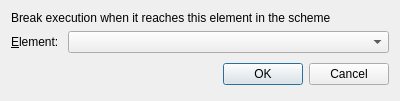
Above: src/corelibs/U2Designer/src/ui/NewBreakpointDialog.ui from violethaze74/ugene before the change. Below: the same form after it.
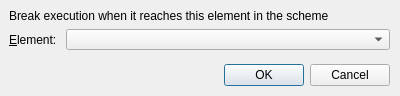
That is the form after the change.

Commit message: Help system for all dialogs, UI improvements for all dialogs.

What changed in the file:
```diff
--- a/src/corelibs/U2Designer/src/ui/NewBreakpointDialog.ui
+++ b/src/corelibs/U2Designer/src/ui/NewBreakpointDialog.ui
@@ -13,7 +13,36 @@
   <property name="windowTitle">
    <string>New Breakpoint</string>
   </property>
+  <widget class="QDialogButtonBox" name="buttonBox">
+   <property name="geometry">
+    <rect>
+     <x>9</x>
+     <y>64</y>
+     <width>381</width>
+     <height>23</height>
+    </rect>
+   </property>
+   <property name="standardButtons">
+    <set>QDialogButtonBox::Cancel|QDialogButtonBox::Ok</set>
+   </property>
+  </widget>
+  <widget class="QWidget" name="layoutWidget">
+   <property name="geometry">
+    <rect>
+     <x>9</x>
+     <y>9</y>
+     <width>381</width>
+     <height>41</height>
+    </rect>
+   </property>
   <layout class="QGridLayout" name="gridLayout">
+    <item row="0" column="0" colspan="2">
+     <widget class="QLabel" name="announcementLabel">
+      <property name="text">
+       <string>Break execution when it reaches this element in the scheme</string>
+      </property>
+     </widget>
+    </item>
    <item row="1" column="0">
     <widget class="QLabel" name="elementLabel">
      <property name="text">
@@ -34,51 +63,8 @@
      </property>
     </widget>
    </item>
-   <item row="2" column="0" colspan="2">
-    <layout class="QHBoxLayout" name="bottomLayout">
-     <property name="spacing">
-      <number>6</number>
-     </property>
-     <property name="margin">
-      <number>0</number>
-     </property>
-     <item>
-      <spacer name="bottomSpacer">
-       <property name="orientation">
-        <enum>Qt::Horizontal</enum>
-       </property>
-       <property name="sizeHint" stdset="0">
-        <size>
-         <width>131</width>
-         <height>31</height>
-        </size>
-       </property>
-      </spacer>
-     </item>
-     <item>
-      <widget class="QPushButton" name="okButton">
-       <property name="text">
-        <string>OK</string>
-       </property>
-      </widget>
-     </item>
-     <item>
-      <widget class="QPushButton" name="cancelButton">
-       <property name="text">
-        <string>Cancel</string>
-       </property>
-      </widget>
-     </item>
-    </layout>
-   </item>
-   <item row="0" column="0" colspan="2">
-    <widget class="QLabel" name="announcementLabel">
-     <property name="text">
-      <string>Break execution when it reaches this element in the scheme</string>
-     </property>
-    </widget>
-   </item>
-  </layout>
+   </layout>
+  </widget>
  </widget>
  <resources/>
  <connections>
```
Left out of the diff: 28 changed lines with no effect on the pictures. Lines whose indentation alone changed are shown as unchanged. The commit also changes 309 other files.
